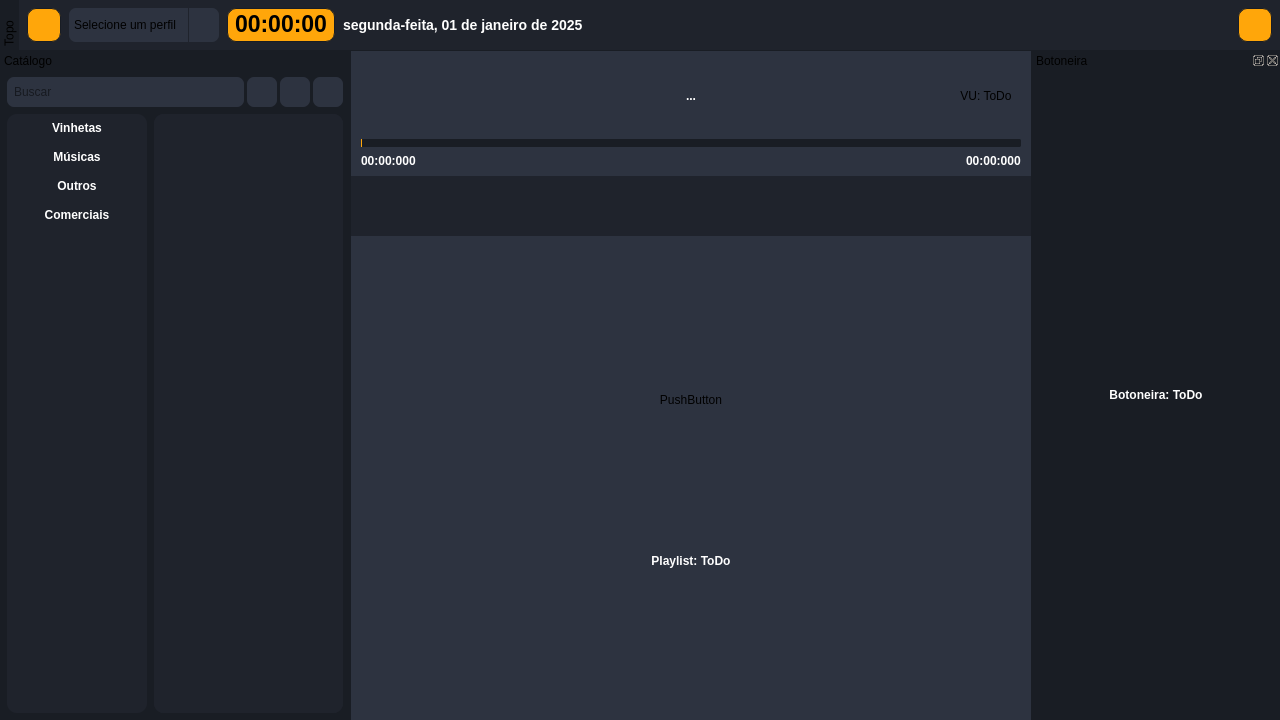
Old version of the form frontend/flow.ui in the repository BrunoCardosoFS/NaxiStudioFlow.
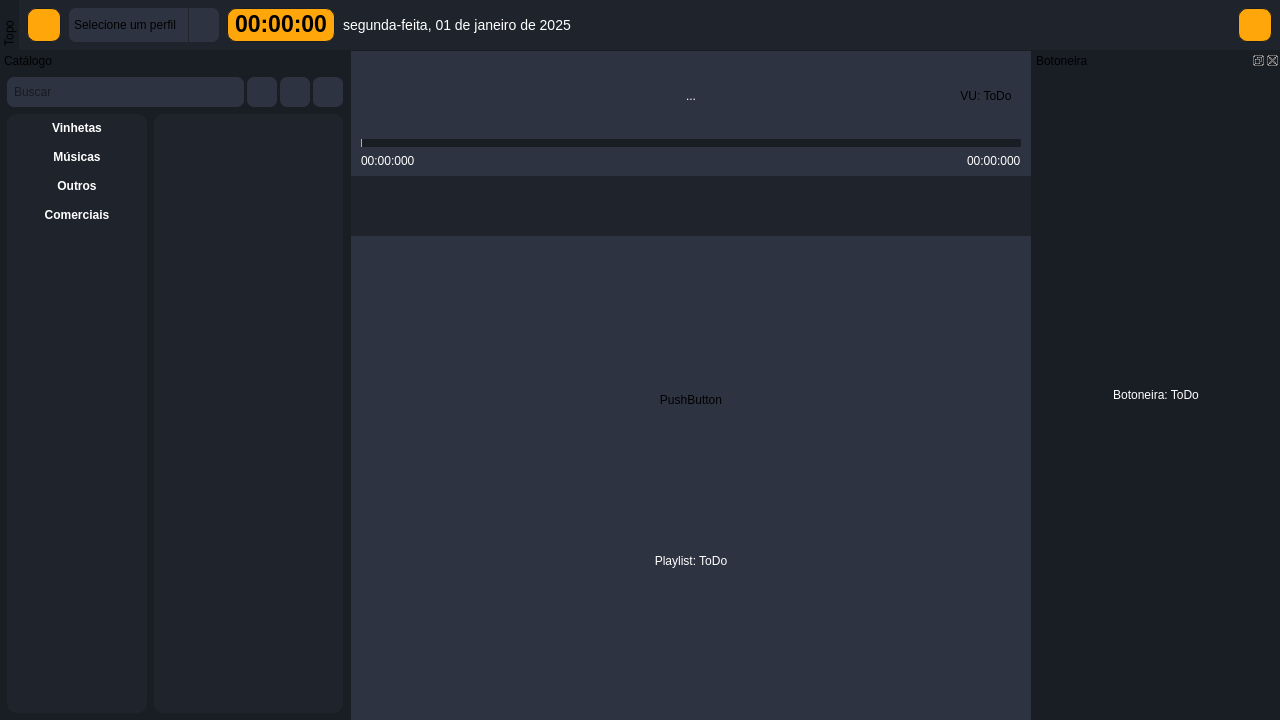
New version of the form. Icons and pictures are not drawn.

Patch:
```diff
--- a/frontend/flow.ui
+++ b/frontend/flow.ui
@@ -204,7 +204,7 @@
 	border-radius: 10px;
 }
 
-QLabel{
+#DocCatalog QLabel{
 	font-weight: bold;
 	color: #fff;
 }
@@ -831,7 +831,7 @@
        <enum>Qt::ScrollBarPolicy::ScrollBarAsNeeded</enum>
       </property>
       <property name="horizontalScrollBarPolicy">
-       <enum>Qt::ScrollBarPolicy::ScrollBarAlwaysOff</enum>
+       <enum>Qt::ScrollBarPolicy::ScrollBarAsNeeded</enum>
       </property>
       <property name="sizeAdjustPolicy">
        <enum>QAbstractScrollArea::SizeAdjustPolicy::AdjustIgnored</enum>
```
